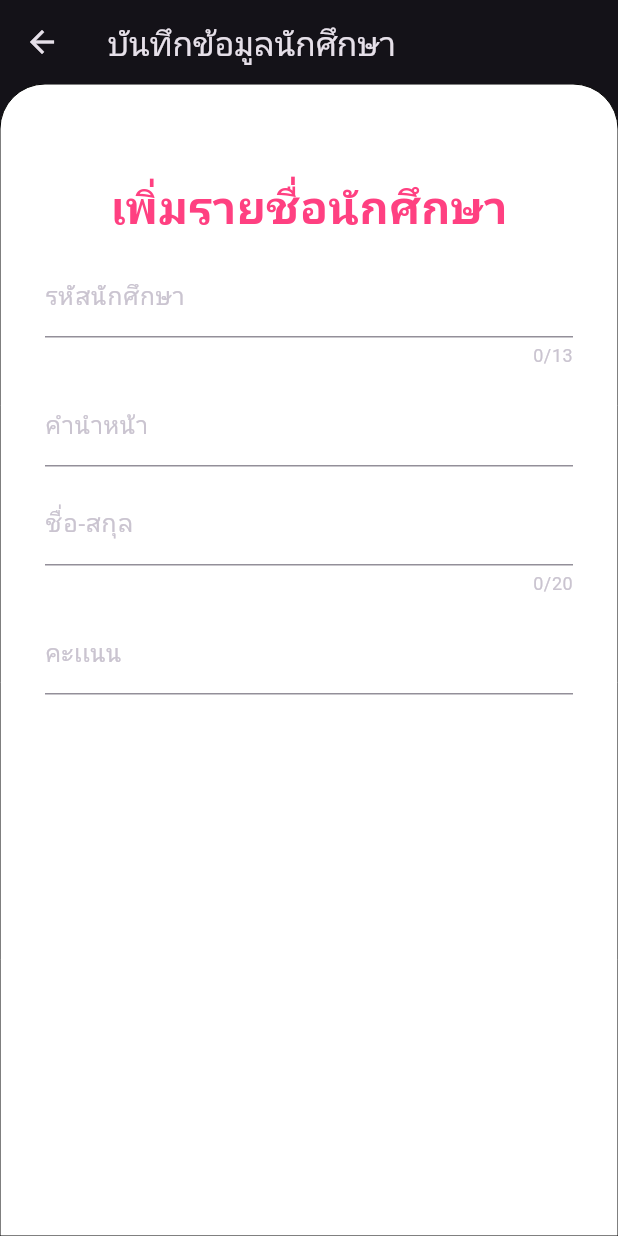
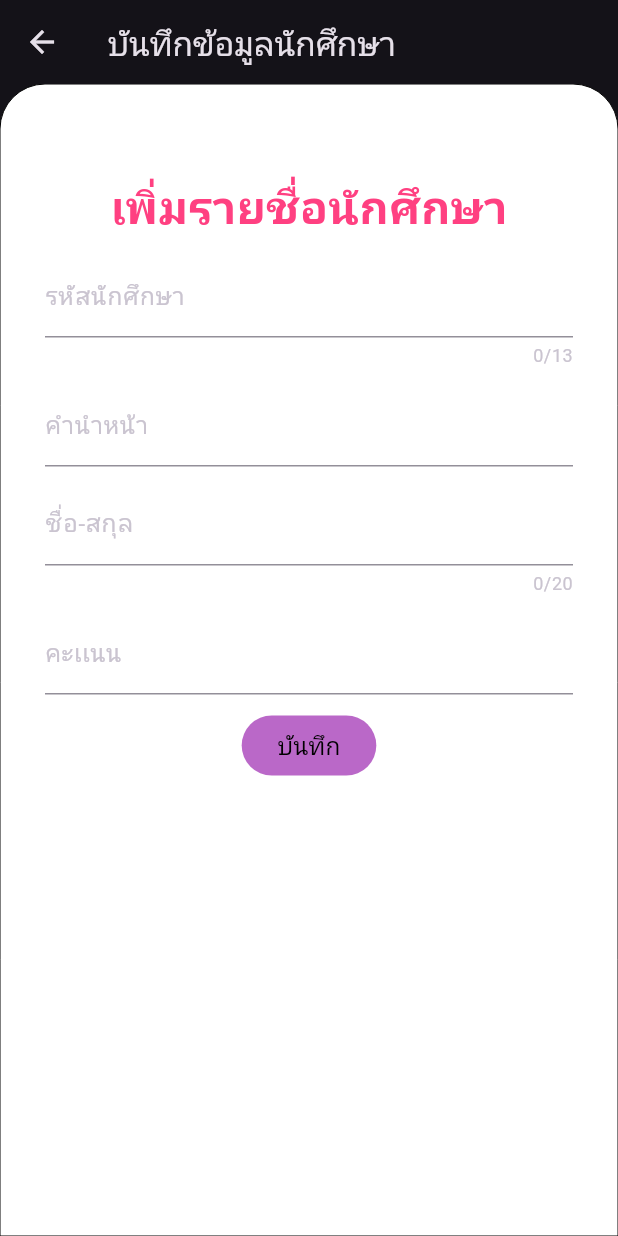
Before and after one commit to Tankung1412/student_flutter_app, a Flutter app: the AddScreen screen opened directly, on a phone screen of 412 x 824 dp. Run offline on Flutter 3.47's test engine with Material 3 defaults, Android fonts, the phone set to English and light mode, and no system bars.

Commit message:
first commit

```diff
--- a/lib/add_screen.dart
+++ b/lib/add_screen.dart
@@ -111,6 +111,13 @@ class _AddScreenState extends State<AddScreen> {
                     _score = int.parse(value.toString());
                   },
                 ),
+                const SizedBox(height: 10,),
+                FilledButton(
+                  style: FilledButton.styleFrom(
+                    backgroundColor: Colors.purple.shade300
+                  ),
+                  onPressed: (){},
+                  child: const Text('บันทึก',style: TextStyle(color: Colors.black, fontSize: 16),))
               ],
             )
           )
```
